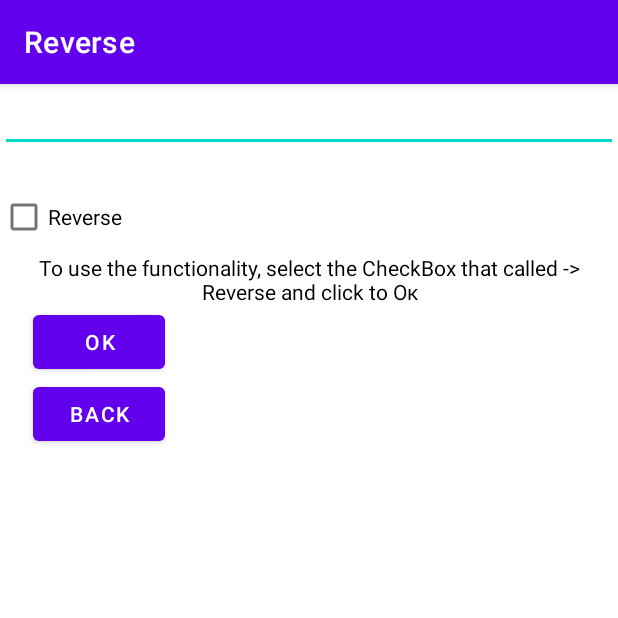
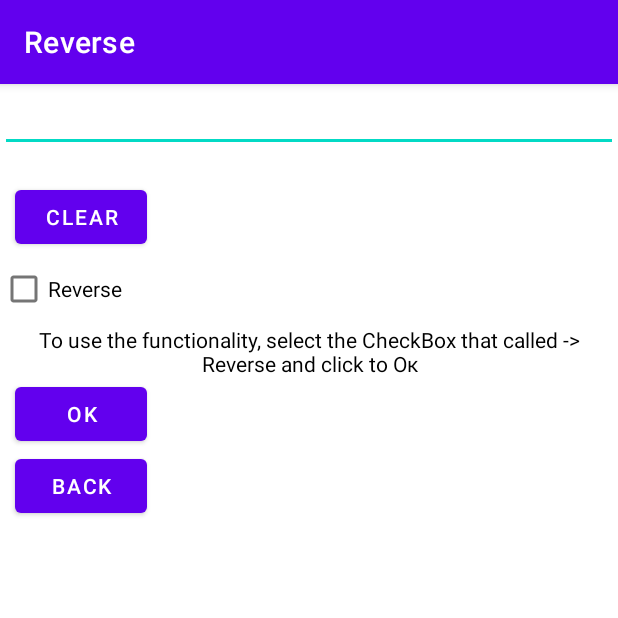
Before and after one commit to Gten71/KotlApp, an Android app: the ReverseActivity screen opened directly, with no data from a screen before it, on a phone screen of 412 x 824 dp, the top half of it. Run offline under Robolectric (Android 15) with nearby library versions, the phone set to English and light mode, and no system bars.

Commit message:
add clear button

```diff
--- a/app/src/main/java/com/example/myapplication/ReverseActivity.kt
+++ b/app/src/main/java/com/example/myapplication/ReverseActivity.kt
@@ -11,6 +11,7 @@ class ReverseActivity : AppCompatActivity() {
     private lateinit var setText: EditText
     private lateinit var result: TextView
     private lateinit var rev: CheckBox
+    private lateinit var Clear: Button
     private lateinit var okButton:Button
     override fun onCreate(savedInstanceState: Bundle?) {
         super.onCreate(savedInstanceState)
@@ -36,6 +37,12 @@ class ReverseActivity : AppCompatActivity() {
             editor.apply()
 
         }
+        Clear=findViewById(R.id.Clear_button)
+        Clear.setOnClickListener {
+            result.text = ""
+            rev.isChecked=false
+            setText.text.clear()
+        }
 
 
         val buttonBacks = findViewById<Button>(R.id.buttons_back)
--- a/app/src/main/res/layout/activity_reverse.xml
+++ b/app/src/main/res/layout/activity_reverse.xml
@@ -18,13 +18,18 @@
         android:gravity="center"
         android:textColor="#F00"
         android:text="" />
+    <Button
+        android:layout_width="wrap_content"
+        android:layout_height="wrap_content"
+        android:layout_marginLeft="10dp"
+        android:id="@+id/Clear_button"
+        android:text="@string/Clear"/>
 
     <CheckBox
         android:id="@+id/reverse_checkbox"
         android:layout_width="wrap_content"
         android:layout_height="wrap_content"
-        android:text="@string/reverse"
-        />
+        android:text="@string/reverse" />
 
     <TextView
         android:layout_width="wrap_content"
@@ -33,13 +38,13 @@
         android:text="@string/text_explanation"
         android:textColor="#000000"/>
     <Button
-        android:layout_marginLeft="10pt"
+        android:layout_marginLeft="10dp"
         android:id="@+id/Ok"
         android:layout_width="wrap_content"
         android:layout_height="wrap_content"
         android:text="@string/ok" />
     <Button
-        android:layout_marginLeft="10pt"
+        android:layout_marginLeft="10dp"
         android:id="@+id/buttons_back"
         android:layout_width="wrap_content"
         android:layout_height="wrap_content"
--- a/app/src/main/res/values/strings.xml
+++ b/app/src/main/res/values/strings.xml
@@ -11,6 +11,7 @@
     <string name="uppercase">Uppercase</string>
     <string name="reverse">Reverse</string>
     <string name="ok">Ok</string>
+    <string name="Clear">Clear</string>
     <string name="back">Back</string>
     <string name="cancel">Cancel</string>
 </resources>
```
